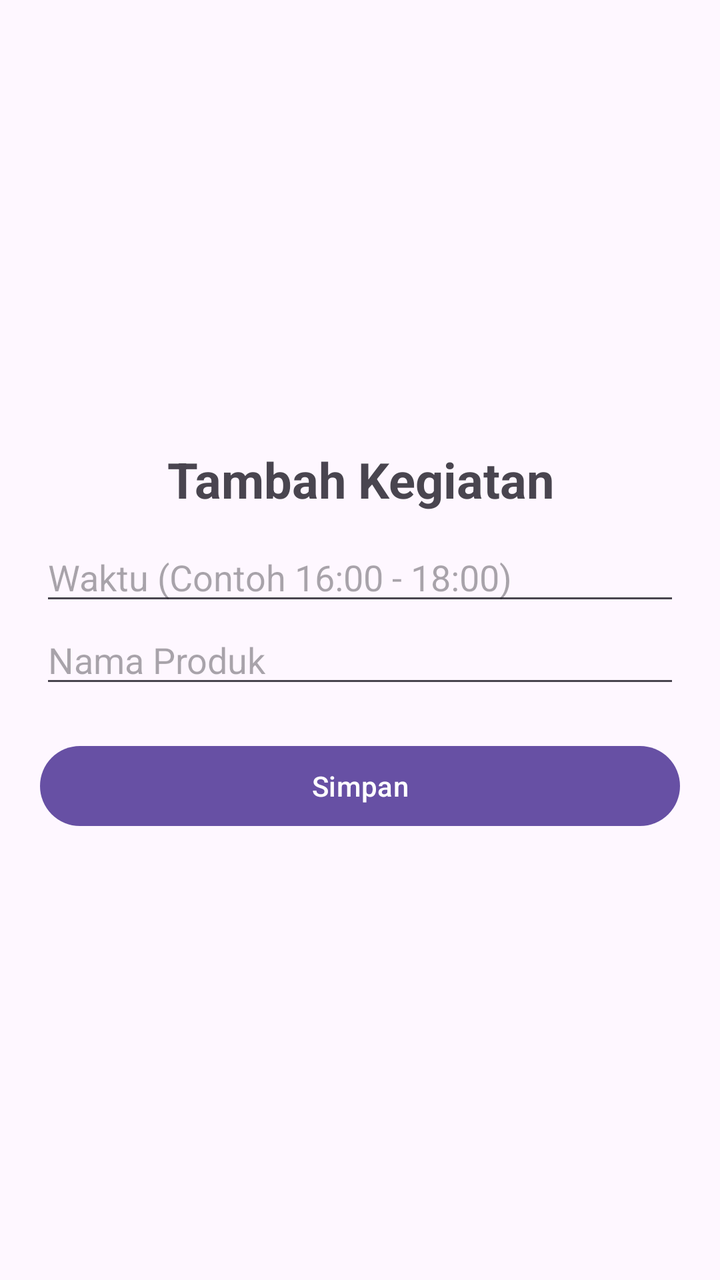
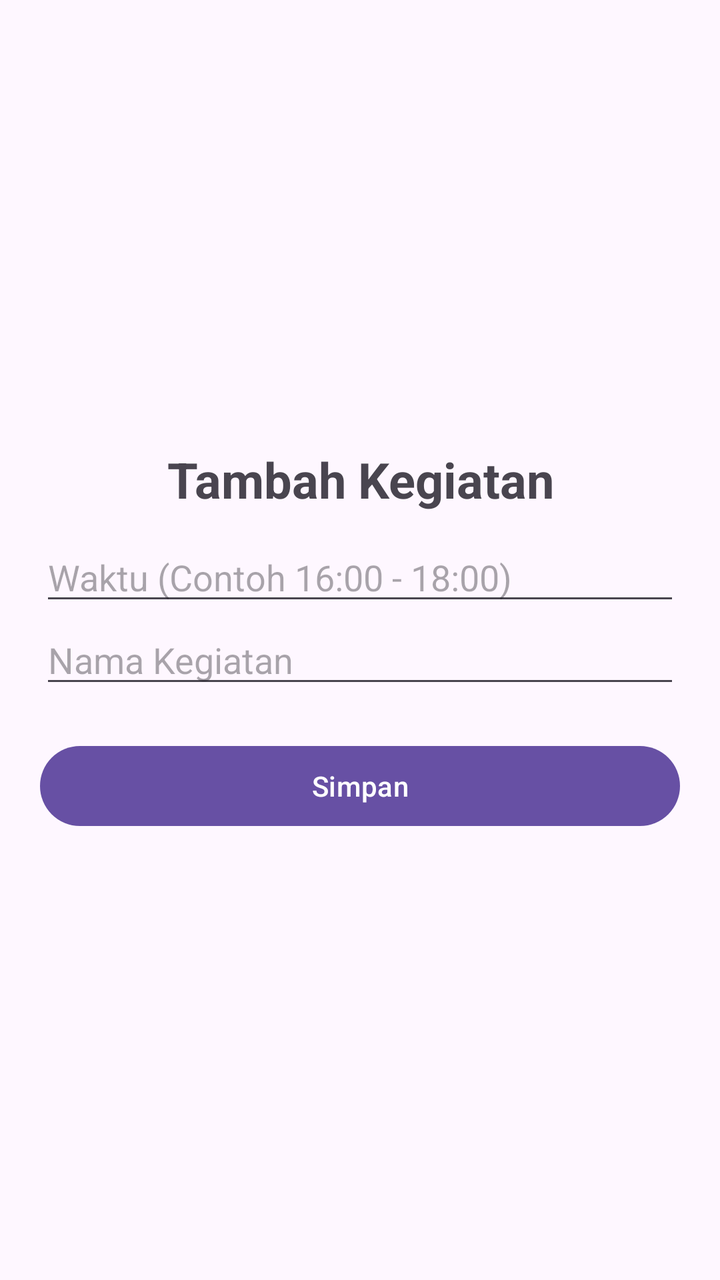

Two renders of the same Android screen: before a commit and after it. Below are the layout's source before the change and the commit's diff.
<!-- AndroidManifest.xml: application theme Theme.UTS_Vicenzo -->
<!-- res/layout/activity_tambah_kegiatan.xml -->
<?xml version="1.0" encoding="utf-8"?>
<androidx.constraintlayout.widget.ConstraintLayout xmlns:android="http://schemas.android.com/apk/res/android"
    xmlns:app="http://schemas.android.com/apk/res-auto"
    xmlns:tools="http://schemas.android.com/tools"
    android:id="@+id/main"
    android:layout_width="match_parent"
    android:layout_height="match_parent"
    tools:context=".TambahKegiatanActivity">
    <LinearLayout
        android:layout_width="match_parent"
        android:layout_height="wrap_content"
        android:orientation="vertical"
        android:padding="20dp"
        app:layout_constraintBottom_toBottomOf="parent"
        app:layout_constraintEnd_toEndOf="parent"
        app:layout_constraintStart_toStartOf="parent"
        app:layout_constraintTop_toTopOf="parent">
        <TextView
            android:layout_width="match_parent"
            android:layout_height="wrap_content"
            android:text="Tambah Kegiatan"
            android:textSize="12pt"
            android:textAlignment="center"
            android:textStyle="bold"
            android:layout_marginBottom="10dp"/>
        <EditText
            android:layout_width="match_parent"
            android:layout_height="wrap_content"
            android:id="@+id/edtWaktuKegiatan"
            android:hint="Waktu (Contoh 16:00 - 18:00)"/>
        <EditText
            android:layout_width="match_parent"
            android:layout_height="wrap_content"
            android:id="@+id/edtNamaKegiatan"
            android:hint="Nama Produk"/>
        <Button
            android:layout_width="match_parent"
            android:layout_height="wrap_content"
            android:layout_marginTop="20dp"
            android:id="@+id/btnSimpan"
            android:text="Simpan"/>
    </LinearLayout>
</androidx.constraintlayout.widget.ConstraintLayout>
<!-- resources referenced by this layout -->
<resources>
  <style name="Theme.UTS_Vicenzo" parent="Base.Theme.UTS_Vicenzo" />
  <style name="Base.Theme.UTS_Vicenzo" parent="Theme.Material3.DayNight.NoActionBar">
          
          
      </style>
</resources>

<!-- the commit's change to res/layout/activity_tambah_kegiatan.xml (unified diff, before → after) -->
@@ -32,7 +32,7 @@
             android:layout_width="match_parent"
             android:layout_height="wrap_content"
             android:id="@+id/edtNamaKegiatan"
-            android:hint="Nama Produk"/>
+            android:hint="Nama Kegiatan"/>
         <Button
             android:layout_width="match_parent"
             android:layout_height="wrap_content"
